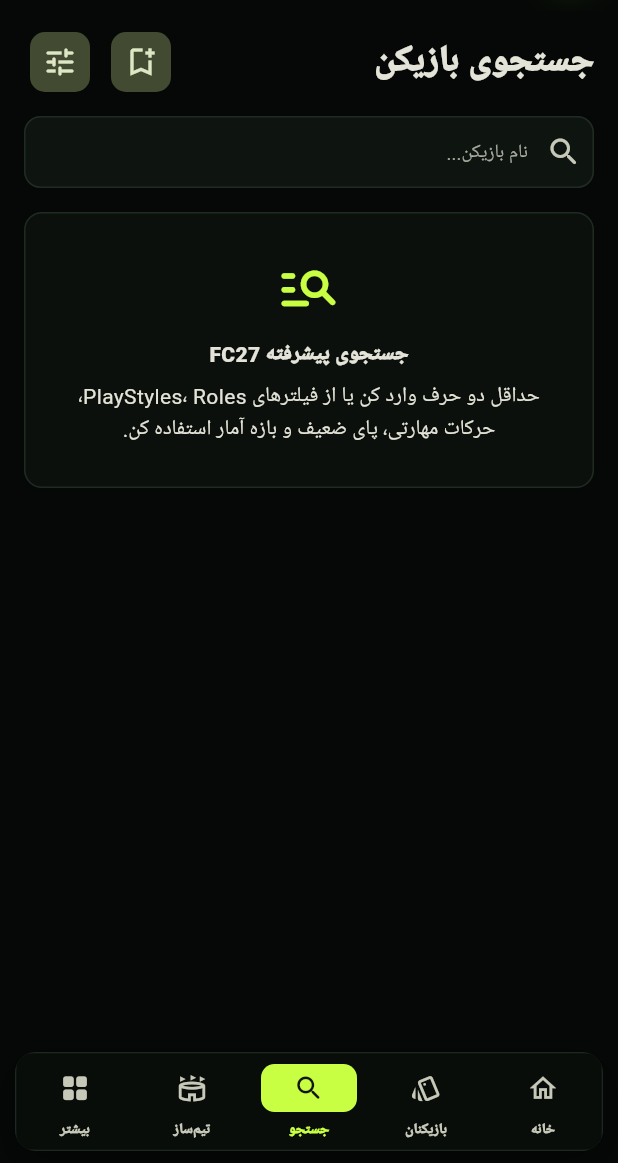
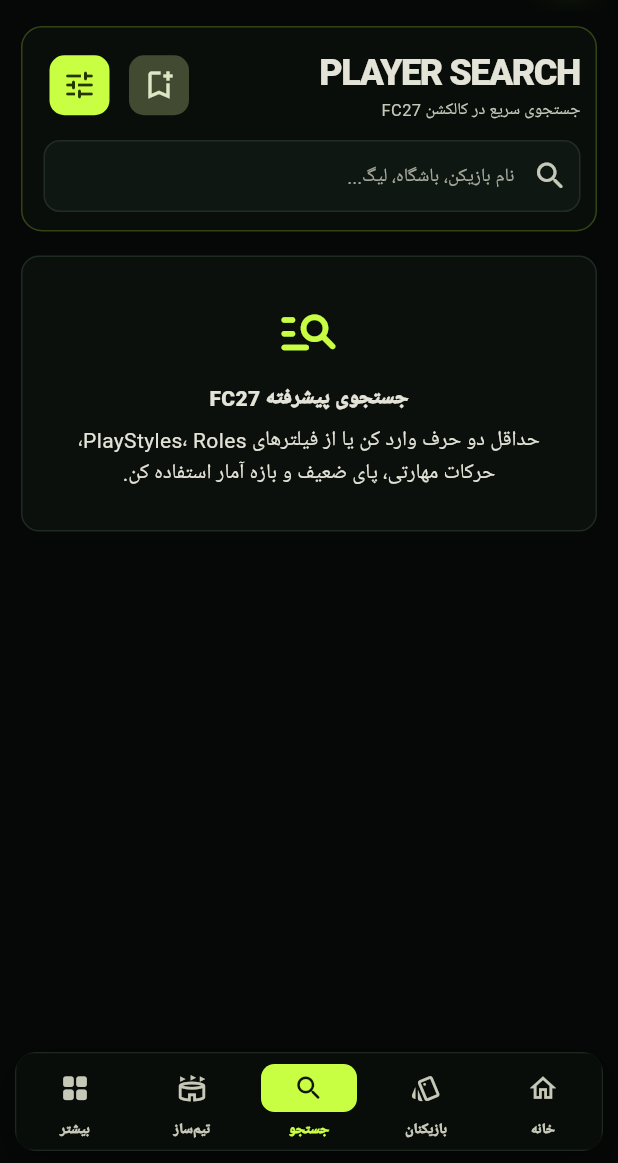
Before and after one commit to sahandse/FCbaz, a Flutter app: the screen it shows after launch, item 3 of the bottom bar chosen, on a phone screen of 412 x 824 dp, the part 73-1236 px from its top. Run offline on Flutter 3.47's test engine with Material 3 defaults, Android fonts, the phone set to English and light mode, and no system bars; our stand-ins replace flutter_local_notifications, flutter_timezone, shared_preferences, timezone; missing offline and left inert: workmanager; network calls fail; statements that could not run were skipped.

Commit message:
feat(ui): rebuild search results as stable FC collection grids

```diff
--- a/lib/features/search/search_screen.dart
+++ b/lib/features/search/search_screen.dart
@@ -6,8 +6,8 @@
 import '../players/domain/player.dart';
 import '../players/presentation/advanced_player_filter_sheet.dart';
 import '../players/presentation/player_card.dart';
+import '../settings/app_settings_repository.dart';
 import 'search_history_repository.dart';
-import '../settings/app_settings_repository.dart';
 
 class SearchScreen extends StatefulWidget {
   const SearchScreen({super.key});
@@ -28,10 +28,8 @@
   List<Player> favorites = const [];
   List<String> recent = const [];
   List<SavedPlayerFilter> savedFilters = const [];
-
   PlayerFilter filter = const PlayerFilter();
   PlayerFacets facets = const PlayerFacets();
-
   bool loading = false;
   bool loadingDiscovery = true;
   String? error;
@@ -45,9 +43,7 @@
   Future<void> _initialize() async {
     final settings = await settingsRepository.load();
     if (!mounted) return;
-    setState(() {
-      filter = filter.copyWith(platform: settings.defaultPlatform);
-    });
+    setState(() => filter = filter.copyWith(platform: settings.defaultPlatform));
     await _loadDiscovery();
   }
 
@@ -60,22 +56,18 @@
 
   Future<void> _loadDiscovery() async {
     setState(() => loadingDiscovery = true);
-
     final recentFuture = historyRepository.recentSearches();
     final savedFuture = historyRepository.savedFilters();
     final favoriteFuture = historyRepository.favorites();
-
     List<Player> trend = const [];
     try {
       trend = await repository.getTrendingPlayers();
     } catch (_) {
       trend = const [];
     }
-
     final recentData = await recentFuture;
     final savedData = await savedFuture;
     final favoriteData = await favoriteFuture;
-
     if (!mounted) return;
     setState(() {
       trending = trend;
@@ -89,11 +81,7 @@
   void _onChanged(String value) {
     debounce?.cancel();
     final query = value.trim();
-
-    setState(() {
-      filter = filter.copyWith(query: query);
-    });
-
+    setState(() => filter = filter.copyWith(query: query));
     if (query.length < 2) {
       setState(() {
         results = const [];
@@ -102,35 +90,25 @@
       });
       return;
     }
-
-    debounce = Timer(
-      const Duration(milliseconds: 350),
-      () => _search(),
-    );
+    debounce = Timer(const Duration(milliseconds: 300), _search);
   }
 
   Future<void> _search() async {
     final queryAtStart = filter.query.trim();
     if (queryAtStart.length < 2) return;
-
     setState(() {
       loading = true;
       error = null;
     });
-
     try {
       final data = await repository.advanced(filter);
       if (!mounted || filter.query.trim() != queryAtStart) return;
-
       await historyRepository.addRecentSearch(queryAtStart);
-
+      recent = await historyRepository.recentSearches();
       setState(() {
         results = data.players;
         facets = data.facets;
       });
-
-      recent = await historyRepository.recentSearches();
-      if (mounted) setState(() {});
     } catch (e) {
       if (!mounted) return;
       setState(() {
@@ -147,32 +125,18 @@
       context: context,
       isScrollControlled: true,
       showDragHandle: true,
-      builder: (_) => AdvancedPlayerFilterSheet(
-        current: filter,
-        facets: facets,
-      ),
+      builder: (_) => AdvancedPlayerFilterSheet(current: filter, facets: facets),
     );
-
     if (result == null) return;
-
-    setState(() {
-      filter = result.copyWith(query: controller.text.trim());
-    });
-
-    if (controller.text.trim().length >= 2) {
-      await _search();
-    }
+    setState(() => filter = result.copyWith(query: controller.text.trim()));
+    if (controller.text.trim().length >= 2) await _search();
   }
 
   Future<void> _saveCurrentFilter() async {
     if (filter.activeCount == 0 && filter.query.trim().isEmpty) return;
-
     final nameController = TextEditingController(
-      text: filter.query.trim().isEmpty
-          ? 'فیلتر FC27'
-          : 'جستجوی ' + filter.query.trim(),
+      text: filter.query.trim().isEmpty ? 'فیلتر FC27' : 'جستجوی ${filter.query.trim()}',
     );
-
     final name = await showDialog<String>(
       context: context,
       builder: (context) => AlertDialog(
@@ -183,24 +147,16 @@
           decoration: const InputDecoration(labelText: 'نام فیلتر'),
         ),
         actions: [
-          TextButton(
-            onPressed: () => Navigator.pop(context),
-            child: const Text('انصراف'),
-          ),
+          TextButton(onPressed: () => Navigator.pop(context), child: const Text('انصراف')),
           FilledButton(
-            onPressed: () => Navigator.pop(
-              context,
-              nameController.text.trim(),
-            ),
+            onPressed: () => Navigator.pop(context, nameController.text.trim()),
             child: const Text('ذخیره'),
           ),
         ],
       ),
     );
-
     nameController.dispose();
     if (name == null || name.isEmpty) return;
-
     await historyRepository.saveFilter(name, filter);
     savedFilters = await historyRepository.savedFilters();
     if (mounted) setState(() {});
@@ -210,7 +166,6 @@
     final savedQuery = saved.filter.query.trim();
     controller.text = savedQuery;
     setState(() => filter = saved.filter);
-
     if (savedQuery.length >= 2) {
       await _search();
     } else {
@@ -251,18 +206,42 @@
   Widget build(BuildContext context) {
     final query = controller.text.trim();
     final showingDiscovery = query.length < 2 && results.isEmpty;
+    final scheme = Theme.of(context).colorScheme;
 
     return RefreshIndicator(
       onRefresh: _loadDiscovery,
       child: ListView(
-        padding: const EdgeInsets.fromLTRB(16, 10, 16, 28),
+        cacheExtent: 900,
+        padding: const EdgeInsets.fromLTRB(14, 10, 14, 32),
+        children: [
+          Container(
+            padding: const EdgeInsets.fromLTRB(14, 14, 10, 12),
+            decoration: BoxDecoration(
+              borderRadius: BorderRadius.circular(14),
+              color: const Color(0xFF090E0A),
+              border: Border.all(color: scheme.primary.withValues(alpha: .22)),
+            ),
+            child: Column(
               children: [
                 Row(
                   children: [
                     Expanded(
-                child: Text(
-                  'جستجوی بازیکن',
-                  style: Theme.of(context).textTheme.headlineSmall,
+                      child: Column(
+                        crossAxisAlignment: CrossAxisAlignment.start,
+                        children: [
+                          Text(
+                            'PLAYER SEARCH',
+                            textDirection: TextDirection.ltr,
+                            style: Theme.of(context).textTheme.headlineSmall?.copyWith(
+                                  fontWeight: FontWeight.w900,
+                                  letterSpacing: -1,
+                                ),
+                          ),
+                          Text(
+                            'جستجوی سریع در کالکشن FC27',
+                            style: TextStyle(color: scheme.onSurfaceVariant, fontSize: 11),
+                          ),
+                        ],
                       ),
                     ),
                     IconButton.filledTonal(
@@ -270,11 +249,11 @@
                       icon: const Icon(Icons.bookmark_add_outlined),
                       tooltip: 'ذخیره جستجو/فیلتر',
                     ),
-              const SizedBox(width: 6),
+                    const SizedBox(width: 5),
                     Badge(
                       isLabelVisible: filter.activeCount > 0,
                       label: Text(filter.activeCount.toString()),
-                child: IconButton.filledTonal(
+                      child: IconButton.filled(
                         onPressed: _openFilters,
                         icon: const Icon(Icons.tune_rounded),
                         tooltip: 'فیلتر پیشرفته',
@@ -289,24 +268,21 @@
                   textInputAction: TextInputAction.search,
                   onSubmitted: (_) => _search(),
                   decoration: InputDecoration(
-              hintText: 'نام بازیکن...',
+                    hintText: 'نام بازیکن، باشگاه، لیگ...',
                     prefixIcon: const Icon(Icons.search_rounded),
                     suffixIcon: query.isEmpty
                         ? null
-                  : IconButton(
-                      onPressed: _clear,
-                      icon: const Icon(Icons.close_rounded),
+                        : IconButton(onPressed: _clear, icon: const Icon(Icons.close_rounded)),
                   ),
+                ),
+              ],
             ),
           ),
           if (filter.activeCount > 0) ...[
-            const SizedBox(height: 10),
+            const SizedBox(height: 9),
             Text(
-              filter.activeCount.toString() + ' فیلتر فعال',
-              style: TextStyle(
-                color: Theme.of(context).colorScheme.primary,
-                fontWeight: FontWeight.w800,
-              ),
+              '${filter.activeCount} فیلتر فعال',
+              style: TextStyle(color: scheme.primary, fontWeight: FontWeight.w900),
             ),
           ],
           const SizedBox(height: 16),
@@ -336,11 +312,7 @@
               child: Center(child: CircularProgressIndicator()),
             )
           else if (error != null)
-            _SearchMessage(
-              icon: Icons.cloud_off_rounded,
-              title: 'جستجو در دسترس نیست',
-              subtitle: error!,
-            )
+            _SearchMessage(icon: Icons.cloud_off_rounded, title: 'جستجو در دسترس نیست', subtitle: error!)
           else if (results.isEmpty)
             const _SearchMessage(
               icon: Icons.search_off_rounded,
@@ -350,10 +322,7 @@
           else ...[
             Row(
               children: [
-                Text(
-                  results.length.toString() + ' نتیجه',
-                  style: const TextStyle(fontWeight: FontWeight.w900),
-                ),
+                Text('${results.length} نتیجه', style: const TextStyle(fontWeight: FontWeight.w900)),
                 const Spacer(),
                 Text(
                   filter.platform == 'pc' ? 'قیمت رایانه' : 'قیمت کنسول',
@@ -362,15 +331,34 @@
               ],
             ),
             const SizedBox(height: 10),
-            for (final player in results) ...[
-              PlayerCard(
-                player: player,
-                pricePlatform: filter.platform,
-              ),
-              const SizedBox(height: 8),
+            _PlayerGrid(players: results, platform: filter.platform),
           ],
         ],
-        ],
+      ),
+    );
+  }
+}
+
+class _PlayerGrid extends StatelessWidget {
+  const _PlayerGrid({required this.players, this.platform = 'console'});
+  final List<Player> players;
+  final String platform;
+
+  @override
+  Widget build(BuildContext context) {
+    return GridView.builder(
+      shrinkWrap: true,
+      physics: const NeverScrollableScrollPhysics(),
+      gridDelegate: const SliverGridDelegateWithFixedCrossAxisCount(
+        crossAxisCount: 2,
+        mainAxisSpacing: 14,
+        crossAxisSpacing: 10,
+        childAspectRatio: .72,
+      ),
+      itemCount: players.length,
+      itemBuilder: (context, index) => PlayerCard(
+        player: players[index],
+        pricePlatform: platform,
       ),
     );
   }
@@ -409,52 +397,51 @@
         child: Center(child: CircularProgressIndicator()),
       );
     }
-
     return Column(
       crossAxisAlignment: CrossAxisAlignment.start,
       children: [
         if (trending.isNotEmpty) ...[
-          const _Header(
-            title: 'بازیکنان ترند',
-            subtitle: 'بر اساس داده زنده بازار',
-          ),
+          const _Header(title: 'بازیکنان ترند', subtitle: 'بر اساس داده زنده بازار'),
           const SizedBox(height: 10),
           SizedBox(
-            height: 124,
+            height: 132,
             child: ListView.separated(
               scrollDirection: Axis.horizontal,
               itemCount: trending.length,
-              separatorBuilder: (_, __) => const SizedBox(width: 8),
+              separatorBuilder: (_, __) => const SizedBox(width: 9),
               itemBuilder: (_, index) {
                 final p = trending[index];
                 return SizedBox(
-                  width: 116,
-                  child: Card(
+                  width: 124,
+                  child: Material(
+                    color: Theme.of(context).colorScheme.surfaceContainerHighest,
+                    borderRadius: BorderRadius.circular(14),
                     clipBehavior: Clip.antiAlias,
                     child: InkWell(
                       onTap: () => onSearchText(p.name),
                       child: Padding(
-                        padding: const EdgeInsets.all(10),
+                        padding: const EdgeInsets.all(9),
                         child: Column(
                           children: [
-                            CircleAvatar(
-                              radius: 26,
-                              backgroundImage: p.imageUrl.isEmpty
-                                  ? null
-                                  : NetworkImage(p.imageUrl),
+                            Expanded(
                               child: p.imageUrl.isEmpty
-                                  ? Text(p.rating.toString())
-                                  : null,
+                                  ? const Icon(Icons.person_rounded, size: 52)
+                                  : Image.network(
+                                      p.imageUrl,
+                                      fit: BoxFit.contain,
+                                      errorBuilder: (_, __, ___) => const Icon(Icons.person_rounded, size: 52),
                                     ),
-                            const SizedBox(height: 6),
+                            ),
                             Text(
                               p.name,
                               maxLines: 1,
                               overflow: TextOverflow.ellipsis,
-                              style: const TextStyle(fontWeight: FontWeight.w900),
+                              textDirection: TextDirection.ltr,
+                              style: const TextStyle(fontWeight: FontWeight.w900, fontSize: 11),
                             ),
                             Text(
-                              p.rating.toString() + ' • ' + p.position,
+                              '${p.rating} • ${p.position}',
+                              textDirection: TextDirection.ltr,
                               style: Theme.of(context).textTheme.labelSmall,
                             ),
                           ],
@@ -467,10 +454,7 @@
             ),
           ),
           const SizedBox(height: 18),
-          const _Header(
-            title: 'جستجوهای محبوب',
-            subtitle: 'نام‌های پرتکرار در ترند زنده بازار',
-          ),
+          const _Header(title: 'جستجوهای محبوب', subtitle: 'نام‌های پرتکرار در ترند زنده بازار'),
           const SizedBox(height: 8),
           Wrap(
             spacing: 7,
@@ -489,16 +473,8 @@
         if (recent.isNotEmpty) ...[
           Row(
             children: [
-              const Expanded(
-                child: _Header(
-                  title: 'جستجوهای اخیر',
-                  subtitle: 'فقط روی همین گوشی',
-                ),
-              ),
-              TextButton(
-                onPressed: onClearRecent,
-                child: const Text('پاک کردن'),
-              ),
+              const Expanded(child: _Header(title: 'جستجوهای اخیر', subtitle: 'فقط روی همین گوشی')),
+              TextButton(onPressed: onClearRecent, child: const Text('پاک کردن')),
             ],
           ),
           const SizedBox(height: 8),
@@ -517,23 +493,15 @@
           const SizedBox(height: 20),
         ],
         if (savedFilters.isNotEmpty) ...[
-          const _Header(
-            title: 'فیلترهای ذخیره‌شده',
-            subtitle: 'با یک لمس دوباره اجرا کن',
-          ),
+          const _Header(title: 'فیلترهای ذخیره‌شده', subtitle: 'با یک لمس دوباره اجرا کن'),
           const SizedBox(height: 8),
           for (final saved in savedFilters.take(8)) ...[
             Card(
               child: ListTile(
                 onTap: () => onApplySaved(saved),
                 leading: const Icon(Icons.bookmark_rounded),
-                title: Text(
-                  saved.name,
-                  style: const TextStyle(fontWeight: FontWeight.w800),
-                ),
-                subtitle: Text(
-                  saved.filter.activeCount.toString() + ' فیلتر فعال',
-                ),
+                title: Text(saved.name, style: const TextStyle(fontWeight: FontWeight.w800)),
+                subtitle: Text('${saved.filter.activeCount} فیلتر فعال'),
                 trailing: IconButton(
                   onPressed: () => onDeleteSaved(saved.id),
                   icon: const Icon(Icons.delete_outline_rounded),
@@ -547,33 +515,18 @@
         if (favorites.isNotEmpty) ...[
           Row(
             children: [
-              const Expanded(
-                child: _Header(
-                  title: 'علاقه‌مندی‌ها',
-                  subtitle: 'کارت‌های ذخیره‌شده روی دستگاه',
-                ),
-              ),
-              IconButton(
-                onPressed: onRefreshFavorites,
-                icon: const Icon(Icons.refresh_rounded),
-              ),
+              const Expanded(child: _Header(title: 'علاقه‌مندی‌ها', subtitle: 'کارت‌های ذخیره‌شده روی دستگاه')),
+              IconButton(onPressed: onRefreshFavorites, icon: const Icon(Icons.refresh_rounded)),
             ],
           ),
-          const SizedBox(height: 8),
-          for (final player in favorites.take(8)) ...[
-            PlayerCard(player: player),
-            const SizedBox(height: 8),
+          const SizedBox(height: 9),
+          _PlayerGrid(players: favorites.take(8).toList()),
         ],
-        ],
-        if (trending.isEmpty &&
-            recent.isEmpty &&
-            savedFilters.isEmpty &&
-            favorites.isEmpty)
+        if (trending.isEmpty && recent.isEmpty && savedFilters.isEmpty && favorites.isEmpty)
           const _SearchMessage(
             icon: Icons.manage_search_rounded,
             title: 'جستجوی پیشرفته FC27',
-            subtitle:
-                'حداقل دو حرف وارد کن یا از فیلترهای PlayStyles، Roles، حرکات مهارتی، پای ضعیف و بازه آمار استفاده کن.',
+            subtitle: 'حداقل دو حرف وارد کن یا از فیلترهای PlayStyles، Roles، حرکات مهارتی، پای ضعیف و بازه آمار استفاده کن.',
           ),
       ],
     );
@@ -581,61 +534,39 @@
 }
 
 class _Header extends StatelessWidget {
-  const _Header({
-    required this.title,
-    required this.subtitle,
-  });
-
+  const _Header({required this.title, required this.subtitle});
   final String title;
   final String subtitle;
 
   @override
-  Widget build(BuildContext context) {
-    return Column(
+  Widget build(BuildContext context) => Column(
         crossAxisAlignment: CrossAxisAlignment.start,
         children: [
           Text(title, style: Theme.of(context).textTheme.titleLarge),
           const SizedBox(height: 2),
           Text(
             subtitle,
-          style: TextStyle(
-            color: Theme.of(context).colorScheme.onSurfaceVariant,
-            fontSize: 11,
-          ),
+            style: TextStyle(color: Theme.of(context).colorScheme.onSurfaceVariant, fontSize: 11),
           ),
         ],
       );
 }
-}
 
 class _SearchMessage extends StatelessWidget {
-  const _SearchMessage({
-    required this.icon,
-    required this.title,
-    required this.subtitle,
-  });
-
+  const _SearchMessage({required this.icon, required this.title, required this.subtitle});
   final IconData icon;
   final String title;
   final String subtitle;
 
   @override
-  Widget build(BuildContext context) {
-    return Card(
+  Widget build(BuildContext context) => Card(
         child: Padding(
           padding: const EdgeInsets.all(28),
           child: Column(
             children: [
-            Icon(
-              icon,
-              size: 44,
-              color: Theme.of(context).colorScheme.primary,
-            ),
+              Icon(icon, size: 44, color: Theme.of(context).colorScheme.primary),
               const SizedBox(height: 12),
-            Text(
-              title,
-              style: const TextStyle(fontWeight: FontWeight.w900),
-            ),
+              Text(title, style: const TextStyle(fontWeight: FontWeight.w900)),
               const SizedBox(height: 6),
               Text(subtitle, textAlign: TextAlign.center),
             ],
@@ -643,4 +574,3 @@
         ),
       );
 }
-}
```
Lines whose indentation alone changed are shown as unchanged.
